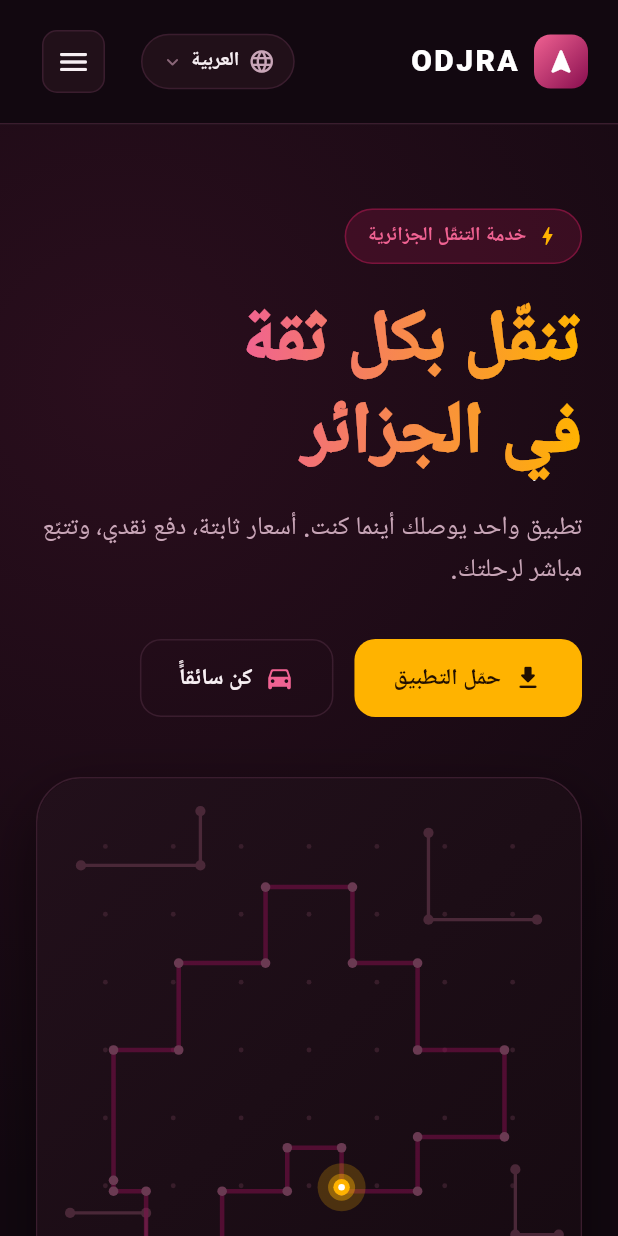
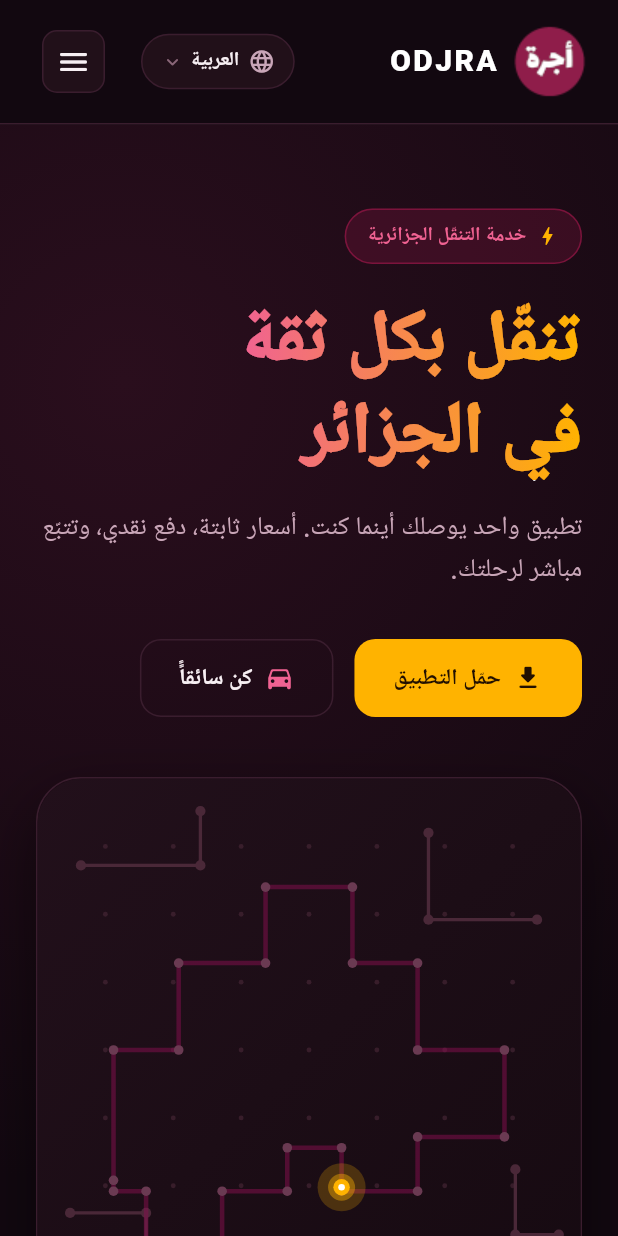
Before and after one commit to sayachin/odjra_site, a Flutter app: the screen it shows after launch, on a phone screen of 412 x 824 dp. Run offline on Flutter 3.47's test engine with Material 3 defaults, Android fonts, the phone set to English and light mode, and no system bars; our stand-ins replace google_fonts, qr_flutter; Roboto replaces fonts that are missing (Cairo).

Commit message:
icon fixed

```diff
--- a/lib/widgets.dart
+++ b/lib/widgets.dart
@@ -75,17 +75,16 @@ class OdjraLogo extends StatelessWidget {
       mainAxisSize: MainAxisSize.min,
       children: [
         Container(
-          width: 36,
-          height: 36,
-          decoration: BoxDecoration(
-            gradient: const LinearGradient(
-              colors: [OdjraColors.primaryBright, OdjraColors.burgundy],
-              begin: Alignment.topLeft,
-              end: Alignment.bottomRight,
+          width: 50,
+          height: 50,
+          child: ClipOval(
+            child: Image.asset(
+              'assets/images/rider_icon_for_navbar.png',
+              width: 50,
+              height: 50,
+              fit: BoxFit.cover,
             ),
-            borderRadius: BorderRadius.circular(11),
           ),
-          child: const Icon(Icons.navigation_rounded, color: Colors.white, size: 21),
         ),
         const SizedBox(width: 10),
         Text(
```
Also changed, not shown: assets/images/rider_icon_for_navbar.png (added).
